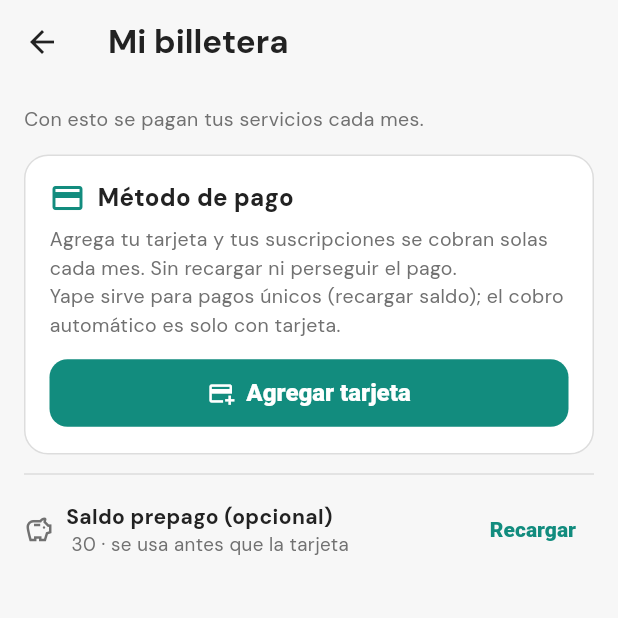
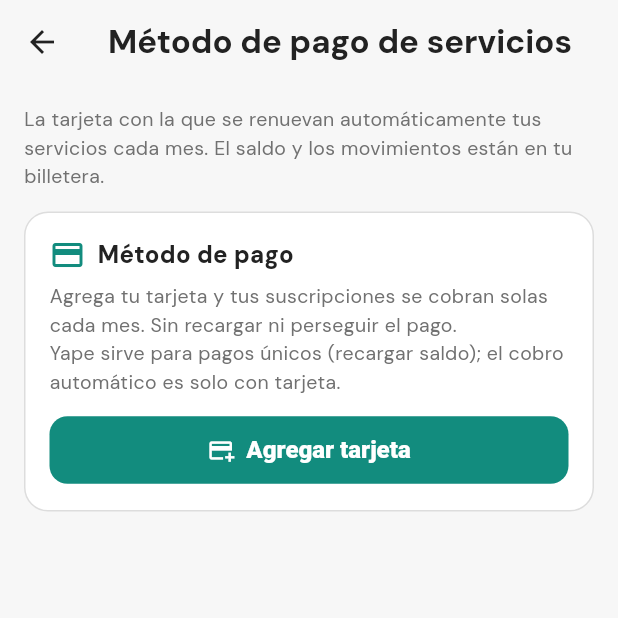
Before and after one commit to dcalagua/canchas-app-lima, a Flutter app: the BilleteraNegocioScreen screen opened directly with empty values, on a phone screen of 412 x 824 dp, the top half of it. Run offline on Flutter 3.47's test engine with Material 3 defaults, Android fonts, the phone set to English and light mode, and no system bars; our stand-ins replace audioplayers, firebase_core, firebase_messaging, font_awesome_flutter, geocoding, geolocator and 8 more; missing offline and left inert: google_mlkit_text_recognition, record; accounts and stored records are empty.

```diff
--- a/lib/screens/academia_shell.dart
+++ b/lib/screens/academia_shell.dart
@@ -3,11 +3,11 @@ import 'package:flutter/material.dart';
 import '../state/app_state.dart';
 import '../widgets/menu_lateral_scroll.dart';
 import 'asistencia_screen.dart';
-import 'billetera_negocio_screen.dart';
 import 'campeonatos_screen.dart';
 import 'chats_academia_screen.dart';
 import 'cobros_screen.dart';
 import 'crear_academia_screen.dart';
+import 'cuenta_screen.dart';
 import 'mi_academia_screen.dart';
 import 'reporte_academia_screen.dart';
 import 'servicios_screen.dart';
@@ -90,8 +90,7 @@ class _AcademiaShellState extends State<AcademiaShell> {
                           negocio: appState.negocioServiciosDeAcademia(ac),
                           mostrarBilleteraEnAppBar: false),
                       CrearAcademiaScreen(academia: ac),
-                      BilleteraNegocioScreen(
-                          negocio: appState.negocioServiciosDeAcademia(ac)),
+                      const CuentaScreen(), // billetera única (saldo + movimientos)
                     ],
                   ),
                 ),
--- a/lib/screens/billetera_negocio_screen.dart
+++ b/lib/screens/billetera_negocio_screen.dart
@@ -5,12 +5,11 @@ import '../services/pagos_service.dart';
 import '../state/app_state.dart';
 import '../theme.dart';
 import '../widgets/cargando_pichangol.dart';
-import 'recargar_saldo_screen.dart';
 
-/// "MI BILLETERA" del negocio (academia/club): el método de pago (tarjeta de
-/// débito automático con el que se cobran las suscripciones cada mes) + el saldo
-/// prepago opcional. Antes vivía dentro de "Servicios Pichangol"; ahora es su
-/// propia sección (ítem del menú lateral de la academia).
+/// MÉTODO DE PAGO DE SERVICIOS: la tarjeta (débito automático One-Click) con la
+/// que se RENUEVAN cada mes las suscripciones de "Servicios Pichangol". El saldo
+/// y los movimientos viven en la billetera única (CuentaScreen); esto es solo la
+/// tarjeta de renovación. Se abre desde Servicios Pichangol.
 class BilleteraNegocioScreen extends StatefulWidget {
   const BilleteraNegocioScreen({super.key, required this.negocio});
   final Negocio negocio;
@@ -23,12 +22,7 @@ class _BilleteraNegocioScreenState extends State<BilleteraNegocioScreen> {
   Map<String, dynamic>? _metodo;
   bool _cargando = true;
 
-  String get _mon => widget.negocio.monedaSimbolo;
   String get _id => widget.negocio.id;
-  // Billetera única: el saldo/tarjeta se llevan por correo del dueño; si no lo
-  // trae (compat), cae al id.
-  String get _billetera =>
-      widget.negocio.dueno.isNotEmpty ? widget.negocio.dueno : widget.negocio.id;
 
   @override
   void initState() {
@@ -38,9 +32,7 @@ class _BilleteraNegocioScreenState extends State<BilleteraNegocioScreen> {
 
   Future<void> _cargar() async {
     setState(() => _cargando = true);
-    final saldoF = appState.sincronizarSaldoAcademia(_id);
     final m = await PagosService.metodoSuscripcion(_id);
-    await saldoF;
     if (!mounted) return;
     setState(() {
       _metodo = m;
@@ -53,21 +45,10 @@ class _BilleteraNegocioScreenState extends State<BilleteraNegocioScreen> {
     ScaffoldMessenger.of(context).showSnackBar(SnackBar(content: Text(t)));
   }
 
-  Future<void> _pushRecarga() async {
-    await Navigator.of(context).push(MaterialPageRoute(
-      builder: (_) => RecargarSaldoScreen(
-          duenoId: _billetera,
-          titulo: 'Recargar saldo',
-          pais: widget.negocio.pais),
-    ));
-    await _cargar();
-  }
-
   @override
   Widget build(BuildContext context) {
-    final saldo = appState.saldoAcademiaDe(_id);
     return Scaffold(
-      appBar: AppBar(title: const Text('Mi billetera')),
+      appBar: AppBar(title: const Text('Método de pago de servicios')),
       body: _cargando
           ? const CargandoPichangol()
           : RefreshIndicator(
@@ -76,37 +57,13 @@ class _BilleteraNegocioScreenState extends State<BilleteraNegocioScreen> {
               child: ListView(
                 padding: const EdgeInsets.fromLTRB(16, 14, 16, 28),
                 children: [
-                  const Text('Con esto se pagan tus servicios cada mes.',
+                  const Text(
+                      'La tarjeta con la que se renuevan automáticamente tus '
+                      'servicios cada mes. El saldo y los movimientos están en tu '
+                      'billetera.',
                       style: TextStyle(color: textoTenue, fontSize: 13)),
                   const SizedBox(height: 14),
                   _cardDebitoAuto(),
-                  const Divider(height: 26),
-                  Row(
-                    children: [
-                      const Icon(Icons.savings_outlined,
-                          color: textoTenue, size: 20),
-                      const SizedBox(width: 8),
-                      Expanded(
-                        child: Column(
-                          crossAxisAlignment: CrossAxisAlignment.start,
-                          children: [
-                            const Text('Saldo prepago (opcional)',
-                                style: TextStyle(
-                                    fontWeight: FontWeight.w700, fontSize: 14)),
-                            Text('$_mon $saldo · se usa antes que la tarjeta',
-                                style: const TextStyle(
-                                    color: textoTenue, fontSize: 12.5)),
-                          ],
-                        ),
-                      ),
-                      TextButton(
-                        onPressed: _pushRecarga,
-                        child: const Text('Recargar',
-                            style: TextStyle(
-                                color: lima, fontWeight: FontWeight.w800)),
-                      ),
-                    ],
-                  ),
                 ],
               ),
             ),
```
Also changed, not shown: lib/screens/servicios_screen.dart (+27 -4 lines).
